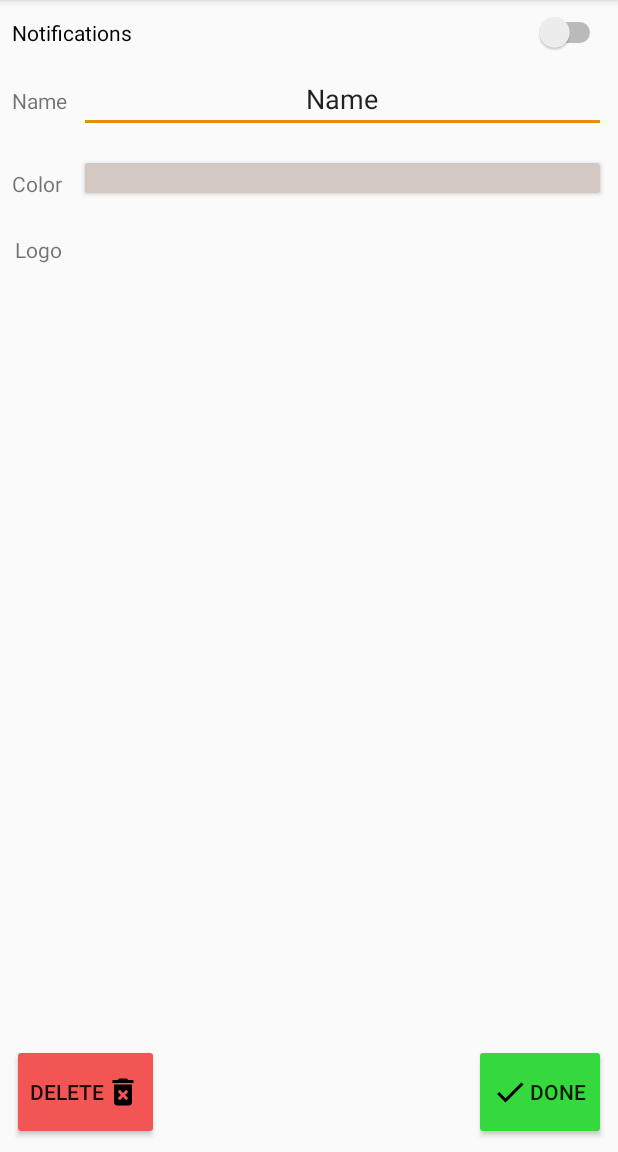
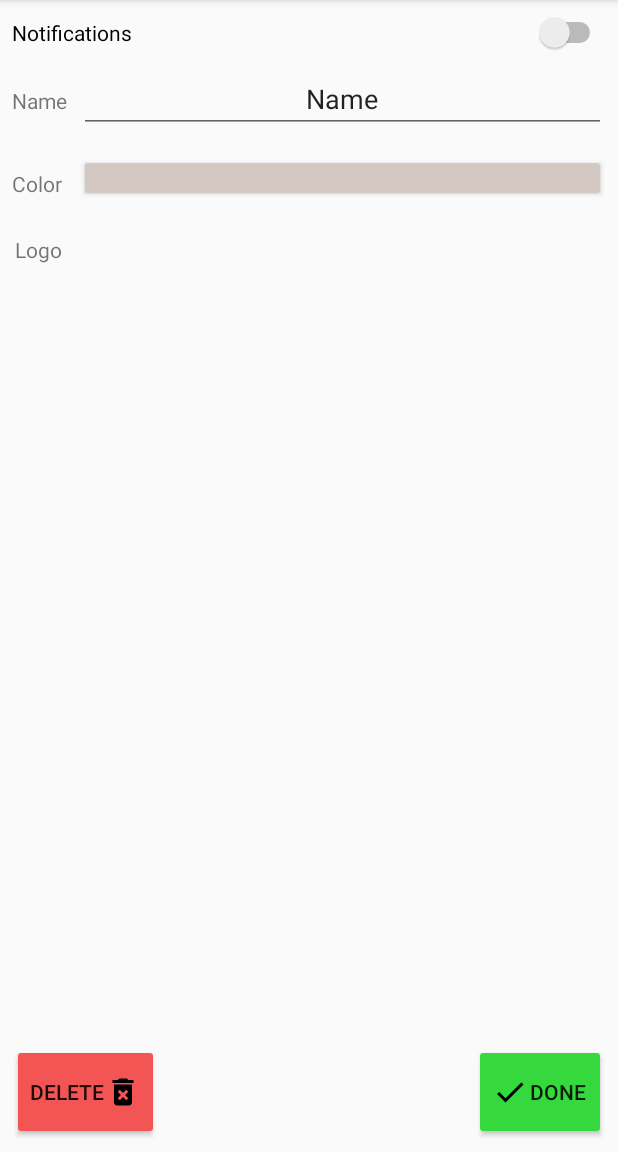
Before and after one commit to Keplyx/Memorisia, an Android app: the EditOptionsActivity screen opened directly, with no data from a screen before it, on a phone screen of 412 x 824 dp, the part 84-1236 px from its top. Run offline under Robolectric (Android 15) with nearby library versions, the phone set to English and light mode, and no system bars; libraries missing offline, so code that uses them is left out: yuku.ambilwarna.

Commit message:
Changed icon + stopped auto focus on textview

```diff
--- a/app/src/main/res/layout/activity_edit_options.xml
+++ b/app/src/main/res/layout/activity_edit_options.xml
@@ -5,7 +5,9 @@
     xmlns:tools="http://schemas.android.com/tools"
     android:layout_width="match_parent"
     android:layout_height="match_parent"
-    tools:context="com.clubinfo.insat.memorisia.EditOptionsActivity">
+    tools:context="com.clubinfo.insat.memorisia.EditOptionsActivity"
+    android:descendantFocusability="beforeDescendants"
+    android:focusableInTouchMode="true">
 
     <EditText
         android:id="@+id/moduleName"
@@ -18,7 +20,6 @@
         android:layout_toEndOf="@+id/textView4"
         android:layout_toRightOf="@+id/textView4"
         android:ems="10"
-        android:focusedByDefault="false"
         android:inputType="textPersonName"
         android:text="Name"
         android:textAlignment="center"/>
```
Also changed, not shown: app/src/main/res/mipmap-xxxhdpi/memorisia_logo.png.
